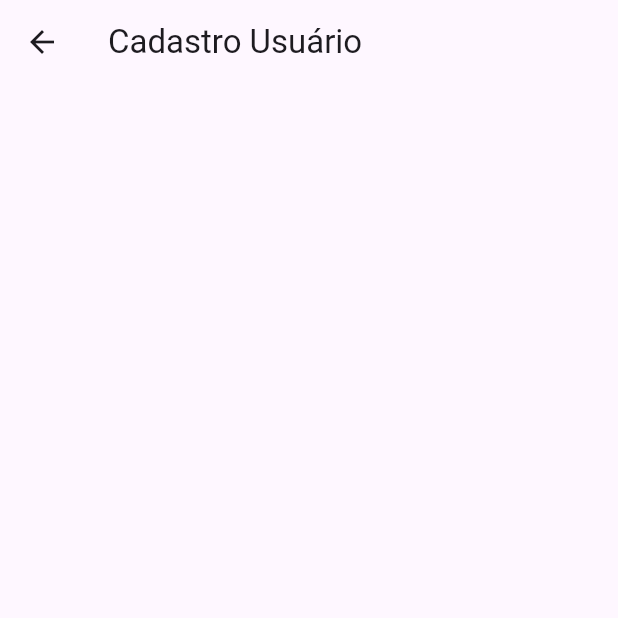
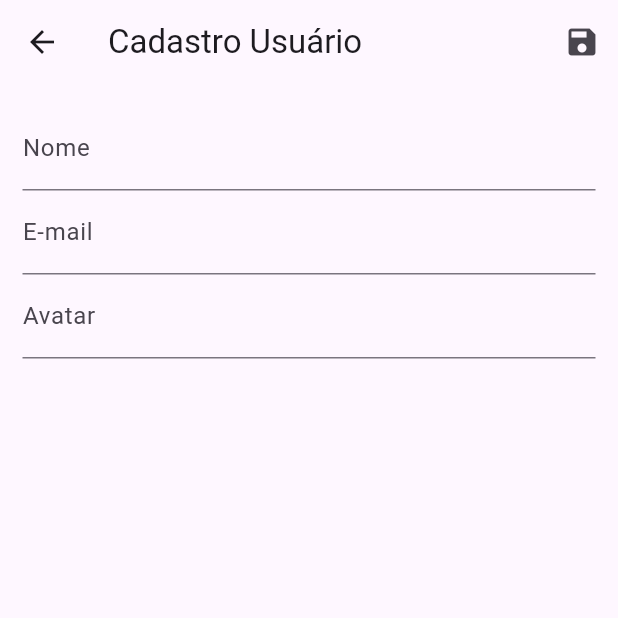
Before and after one commit to thiagolopes-dev/flutter_crud, a Flutter app: the screen it shows after launch, after a tap on the "edit" icon, on a phone screen of 412 x 824 dp, the top half of it. Run offline on Flutter 3.47's test engine with Material 3 defaults, Android fonts, the phone set to English and light mode, and no system bars; network calls fail.

Commit message:
Cadastro Usuário

```diff
--- a/lib/main.dart
+++ b/lib/main.dart
@@ -29,7 +29,7 @@ class MyApp extends StatelessWidget {
             ),
             home: const UserList(),
             routes: {
-              AppRoutes.userform: (_) => const UserForm()
+              AppRoutes.userform: (_) => UserForm()
             },
             ));
   }
--- a/lib/views/userform.dart
+++ b/lib/views/userform.dart
@@ -1,13 +1,72 @@
 import 'package:flutter/material.dart';
+import 'package:flutter_crud/models/user.dart';
+import 'package:flutter_crud/provider/users.dart';
+import 'package:provider/provider.dart';
 
 class UserForm extends StatelessWidget {
-  const UserForm({super.key});
+  UserForm({super.key});
+
+  final _form = GlobalKey<FormState>();
+  final Map<String, String> _formData = {};
 
   @override
   Widget build(BuildContext context) {
     return Scaffold(
       appBar: AppBar(
         title: const Text('Cadastro Usuário'),
+        actions: <Widget>[
+          IconButton(
+            icon: const Icon(Icons.save),
+            onPressed: () {
+              if (_form.currentState != null) {
+                final isValid = _form.currentState!.validate();
+                if (isValid) {
+                  _form.currentState!.save();
+
+                  Provider.of<UsersProvider>(context, listen: false).put(User(
+                    // Se _formData['id'] for nulo, define uma string vazia como valor padrão
+                    id: _formData['id'] ?? '',
+                    name: _formData['name'] ?? '',
+                    email: _formData['email'] ?? '',
+                    avatarUrl: _formData['avatarUrl'] ?? '',
+                  ));
+                  Navigator.of(context).pop();
+                }
+              }
+            },
+          )
+        ],
+      ),
+      body: Padding(
+        padding: const EdgeInsets.all(15),
+        child: Form(
+          key: _form,
+          child: Column(
+            children: <Widget>[
+              TextFormField(
+                decoration: const InputDecoration(labelText: 'Nome'),
+                validator: (value) {
+                  if (value == null || value.trim().isEmpty) {
+                    return 'Nome inválido';
+                  }
+                  if (value.trim().length < 3) {
+                    return 'Nome mínimo 3 caracteres';
+                  }
+                  return null;
+                },
+                onSaved: (value) => _formData['name'] = value!,
+              ),
+              TextFormField(
+                decoration: const InputDecoration(labelText: 'E-mail'),
+                onSaved: (value) => _formData['email'] = value!,
+              ),
+              TextFormField(
+                decoration: const InputDecoration(labelText: 'Avatar'),
+                onSaved: (value) => _formData['avatarUrl'] = value!,
+              )
+            ],
+          ),
+        ),
       ),
     );
   }
```
